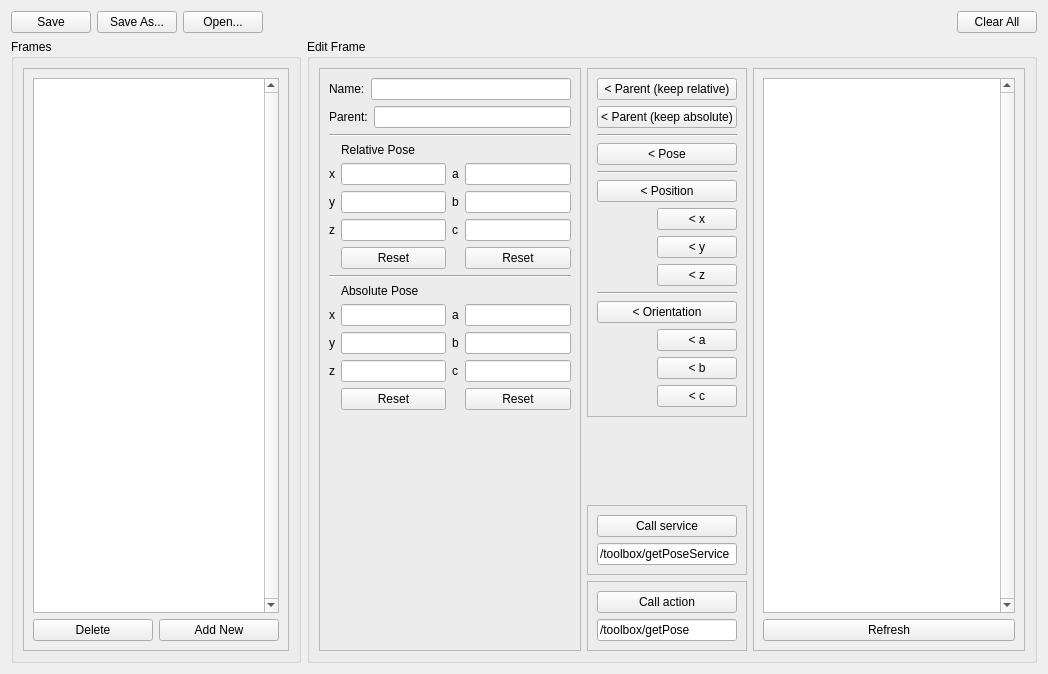
This is frame_editor/src/frame_editor/FrameEditorGUI.ui in ipa320/rqt_frame_editor_plugin as Qt 5 draws it before an edit. The edited form follows.
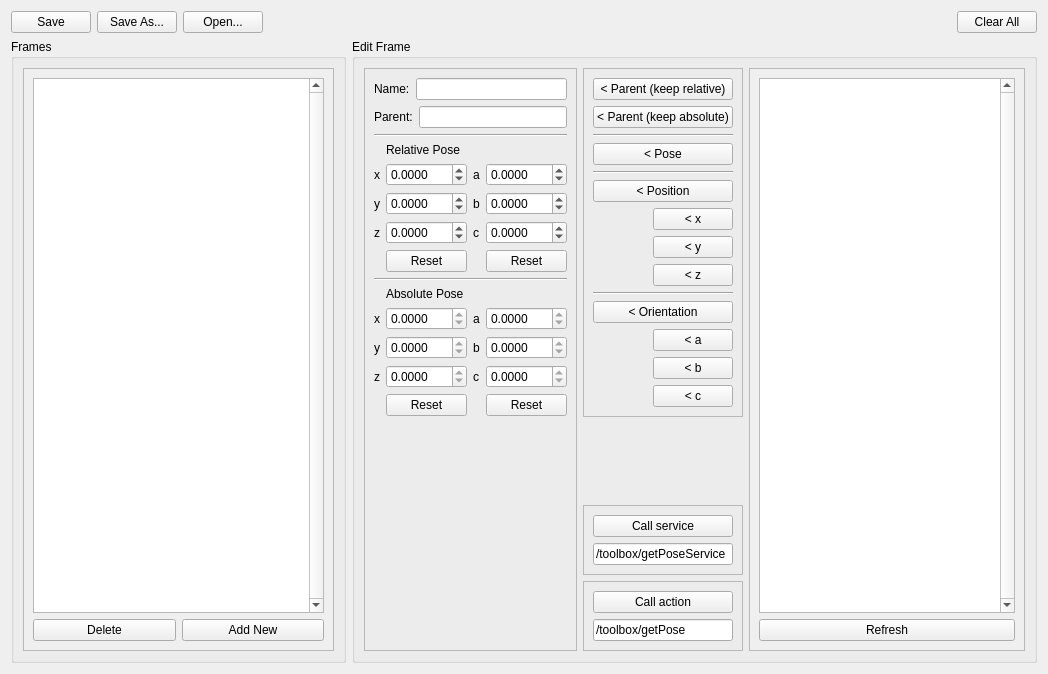
This is the edited form. Icons and pictures are not drawn.

Commit message: frame editor: spin boxes for relative pose

```diff
--- a/frame_editor/src/frame_editor/FrameEditorGUI.ui
+++ b/frame_editor/src/frame_editor/FrameEditorGUI.ui
@@ -97,8 +97,8 @@
             <rect>
              <x>0</x>
              <y>0</y>
-             <width>211</width>
-             <height>565</height>
+             <width>241</width>
+             <height>581</height>
             </rect>
            </property>
            <layout class="QVBoxLayout" name="verticalLayout_5">
@@ -204,63 +204,48 @@
            </item>
            <item>
             <layout class="QGridLayout" name="gridLayout">
-             <item row="1" column="3">
+             <item row="4" column="3">
+              <widget class="QLabel" name="label_7">
+               <property name="text">
+                <string>c</string>
+               </property>
+              </widget>
+             </item>
+             <item row="2" column="3">
               <widget class="QLabel" name="label_3">
                <property name="text">
                 <string>a</string>
                </property>
               </widget>
              </item>
-             <item row="2" column="0">
+             <item row="3" column="0">
               <widget class="QLabel" name="label_4">
                <property name="text">
                 <string>y</string>
                </property>
               </widget>
              </item>
-             <item row="1" column="2">
-              <widget class="QLineEdit" name="txt_x"/>
-             </item>
-             <item row="1" column="0">
+             <item row="2" column="0">
               <widget class="QLabel" name="label_2">
                <property name="text">
                 <string>x</string>
                </property>
               </widget>
              </item>
-             <item row="3" column="0">
+             <item row="4" column="0">
               <widget class="QLabel" name="label_5">
                <property name="text">
                 <string>z</string>
                </property>
               </widget>
              </item>
-             <item row="1" column="4">
-              <widget class="QLineEdit" name="txt_a"/>
-             </item>
-             <item row="2" column="2">
-              <widget class="QLineEdit" name="txt_y"/>
-             </item>
-             <item row="2" column="3">
+             <item row="3" column="3">
               <widget class="QLabel" name="label_6">
                <property name="text">
                 <string>b</string>
                </property>
               </widget>
              </item>
-             <item row="3" column="3">
-              <widget class="QLabel" name="label_7">
-               <property name="text">
-                <string>c</string>
-               </property>
-              </widget>
-             </item>
-             <item row="3" column="2">
-              <widget class="QLineEdit" name="txt_z"/>
-             </item>
-             <item row="2" column="4">
-              <widget class="QLineEdit" name="txt_b"/>
-             </item>
              <item row="0" column="2">
               <widget class="QLabel" name="label_8">
                <property name="text">
@@ -268,10 +253,7 @@
                </property>
               </widget>
              </item>
-             <item row="3" column="4">
-              <widget class="QLineEdit" name="txt_c"/>
-             </item>
-             <item row="4" column="2">
+             <item row="5" column="2">
               <widget class="QPushButton" name="btn_reset_position_rel">
                <property name="text">
                 <string>Reset</string>
@@ -283,7 +265,7 @@
                </property>
               </widget>
              </item>
-             <item row="4" column="4">
+             <item row="5" column="4">
               <widget class="QPushButton" name="btn_reset_orientation_rel">
                <property name="text">
                 <string>Reset</string>
@@ -295,6 +277,102 @@
                </property>
               </widget>
              </item>
+             <item row="2" column="2">
+              <widget class="QDoubleSpinBox" name="txt_x">
+               <property name="decimals">
+                <number>4</number>
+               </property>
+               <property name="minimum">
+                <double>-999.000000000000000</double>
+               </property>
+               <property name="maximum">
+                <double>999.000000000000000</double>
+               </property>
+               <property name="singleStep">
+                <double>0.010000000000000</double>
+               </property>
+              </widget>
+             </item>
+             <item row="4" column="4">
+              <widget class="QDoubleSpinBox" name="txt_c">
+               <property name="decimals">
+                <number>4</number>
+               </property>
+               <property name="minimum">
+                <double>-999.000000000000000</double>
+               </property>
+               <property name="maximum">
+                <double>999.000000000000000</double>
+               </property>
+               <property name="singleStep">
+                <double>0.010000000000000</double>
+               </property>
+              </widget>
+             </item>
+             <item row="3" column="4">
+              <widget class="QDoubleSpinBox" name="txt_b">
+               <property name="decimals">
+                <number>4</number>
+               </property>
+               <property name="minimum">
+                <double>-999.000000000000000</double>
+               </property>
+               <property name="maximum">
+                <double>999.000000000000000</double>
+               </property>
+               <property name="singleStep">
+                <double>0.010000000000000</double>
+               </property>
+              </widget>
+             </item>
+             <item row="2" column="4">
+              <widget class="QDoubleSpinBox" name="txt_a">
+               <property name="decimals">
+                <number>4</number>
+               </property>
+               <property name="minimum">
+                <double>-999.000000000000000</double>
+               </property>
+               <property name="maximum">
+                <double>999.000000000000000</double>
+               </property>
+               <property name="singleStep">
+                <double>0.010000000000000</double>
+               </property>
+              </widget>
+             </item>
+             <item row="3" column="2">
+              <widget class="QDoubleSpinBox" name="txt_y">
+               <property name="decimals">
+                <number>4</number>
+               </property>
+               <property name="minimum">
+                <double>-999.000000000000000</double>
+               </property>
+               <property name="maximum">
+                <double>999.000000000000000</double>
+               </property>
+               <property name="singleStep">
+                <double>0.010000000000000</double>
+               </property>
+              </widget>
+             </item>
+             <item row="4" column="2">
+              <widget class="QDoubleSpinBox" name="txt_z">
+               <property name="decimals">
+                <number>4</number>
+               </property>
+               <property name="minimum">
+                <double>-999.000000000000000</double>
+               </property>
+               <property name="maximum">
+                <double>999.000000000000000</double>
+               </property>
+               <property name="singleStep">
+                <double>0.010000000000000</double>
+               </property>
+              </widget>
+             </item>
             </layout>
            </item>
            <item>
@@ -313,15 +391,6 @@
                </property>
               </widget>
              </item>
-             <item row="3" column="2">
-              <widget class="QLineEdit" name="txt_abs_y"/>
-             </item>
-             <item row="4" column="2">
-              <widget class="QLineEdit" name="txt_abs_z"/>
-             </item>
-             <item row="4" column="4">
-              <widget class="QLineEdit" name="txt_abs_c"/>
-             </item>
              <item row="3" column="0">
               <widget class="QLabel" name="label_10">
                <property name="text">
@@ -343,9 +412,6 @@
                </property>
               </widget>
              </item>
-             <item row="3" column="4">
-              <widget class="QLineEdit" name="txt_abs_b"/>
-             </item>
              <item row="2" column="3">
               <widget class="QLabel" name="label_9">
                <property name="text">
@@ -353,9 +419,6 @@
                </property>
               </widget>
              </item>
-             <item row="2" column="4">
-              <widget class="QLineEdit" name="txt_abs_a"/>
-             </item>
              <item row="3" column="3">
               <widget class="QLabel" name="label_13">
                <property name="text">
@@ -370,9 +433,6 @@
                </property>
               </widget>
              </item>
-             <item row="2" column="2">
-              <widget class="QLineEdit" name="txt_abs_x"/>
-             </item>
              <item row="5" column="2">
               <widget class="QPushButton" name="btn_reset_position_abs">
                <property name="text">
@@ -397,6 +457,120 @@
                </property>
               </widget>
              </item>
+             <item row="2" column="2">
+              <widget class="QDoubleSpinBox" name="txt_abs_x">
+               <property name="readOnly">
+                <bool>true</bool>
+               </property>
+               <property name="decimals">
+                <number>4</number>
+               </property>
+               <property name="minimum">
+                <double>-999.000000000000000</double>
+               </property>
+               <property name="maximum">
+                <double>999.000000000000000</double>
+               </property>
+               <property name="singleStep">
+                <double>0.010000000000000</double>
+               </property>
+              </widget>
+             </item>
+             <item row="3" column="2">
+              <widget class="QDoubleSpinBox" name="txt_abs_y">
+               <property name="readOnly">
+                <bool>true</bool>
+               </property>
+               <property name="decimals">
+                <number>4</number>
+               </property>
+               <property name="minimum">
+                <double>-999.000000000000000</double>
+               </property>
+               <property name="maximum">
+                <double>999.000000000000000</double>
+               </property>
+               <property name="singleStep">
+                <double>0.010000000000000</double>
+               </property>
+              </widget>
+             </item>
+             <item row="4" column="2">
+              <widget class="QDoubleSpinBox" name="txt_abs_z">
+               <property name="readOnly">
+                <bool>true</bool>
+               </property>
+               <property name="decimals">
+                <number>4</number>
+               </property>
+               <property name="minimum">
+                <double>-999.000000000000000</double>
+               </property>
+               <property name="maximum">
+                <double>999.000000000000000</double>
+               </property>
+               <property name="singleStep">
+                <double>0.010000000000000</double>
+               </property>
+              </widget>
+             </item>
+             <item row="2" column="4">
+              <widget class="QDoubleSpinBox" name="txt_abs_a">
+               <property name="readOnly">
+                <bool>true</bool>
+               </property>
+               <property name="decimals">
+                <number>4</number>
+               </property>
+               <property name="minimum">
+                <double>-999.000000000000000</double>
+               </property>
+               <property name="maximum">
+                <double>999.000000000000000</double>
+               </property>
+               <property name="singleStep">
+                <double>0.010000000000000</double>
+               </property>
+              </widget>
+             </item>
+             <item row="3" column="4">
+              <widget class="QDoubleSpinBox" name="txt_abs_b">
+               <property name="readOnly">
+                <bool>true</bool>
+               </property>
+               <property name="decimals">
+                <number>4</number>
+               </property>
+               <property name="minimum">
+                <double>-999.000000000000000</double>
+               </property>
+               <property name="maximum">
+                <double>999.000000000000000</double>
+               </property>
+               <property name="singleStep">
+                <double>0.010000000000000</double>
+               </property>
+              </widget>
+             </item>
+             <item row="4" column="4">
+              <widget class="QDoubleSpinBox" name="txt_abs_c">
+               <property name="readOnly">
+                <bool>true</bool>
+               </property>
+               <property name="decimals">
+                <number>4</number>
+               </property>
+               <property name="minimum">
+                <double>-999.000000000000000</double>
+               </property>
+               <property name="maximum">
+                <double>999.000000000000000</double>
+               </property>
+               <property name="singleStep">
+                <double>0.010000000000000</double>
+               </property>
+              </widget>
+             </item>
             </layout>
            </item>
            <item>
@@ -646,7 +820,7 @@
             <rect>
              <x>0</x>
              <y>0</y>
-             <width>235</width>
+             <width>242</width>
              <height>581</height>
             </rect>
            </property>
```
The commit also changes 2 other files.
